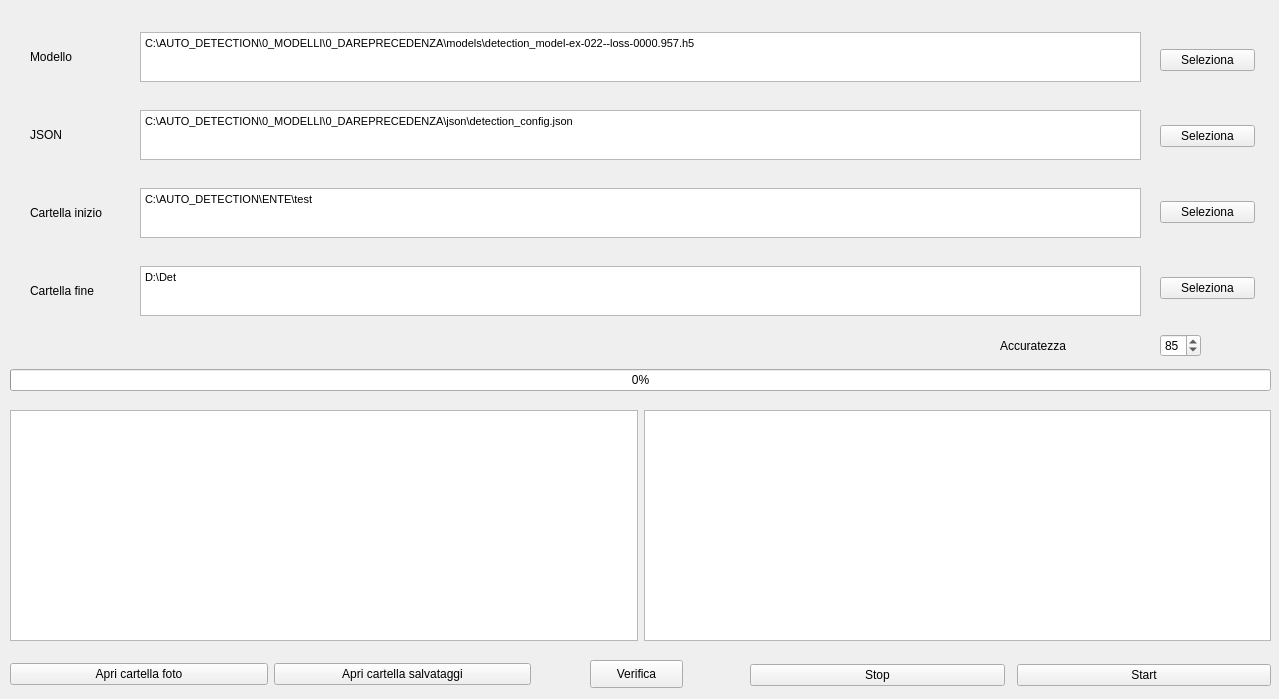
Old version of the form Detecting/guis/home.ui in the repository VullnetVogli/Geo.
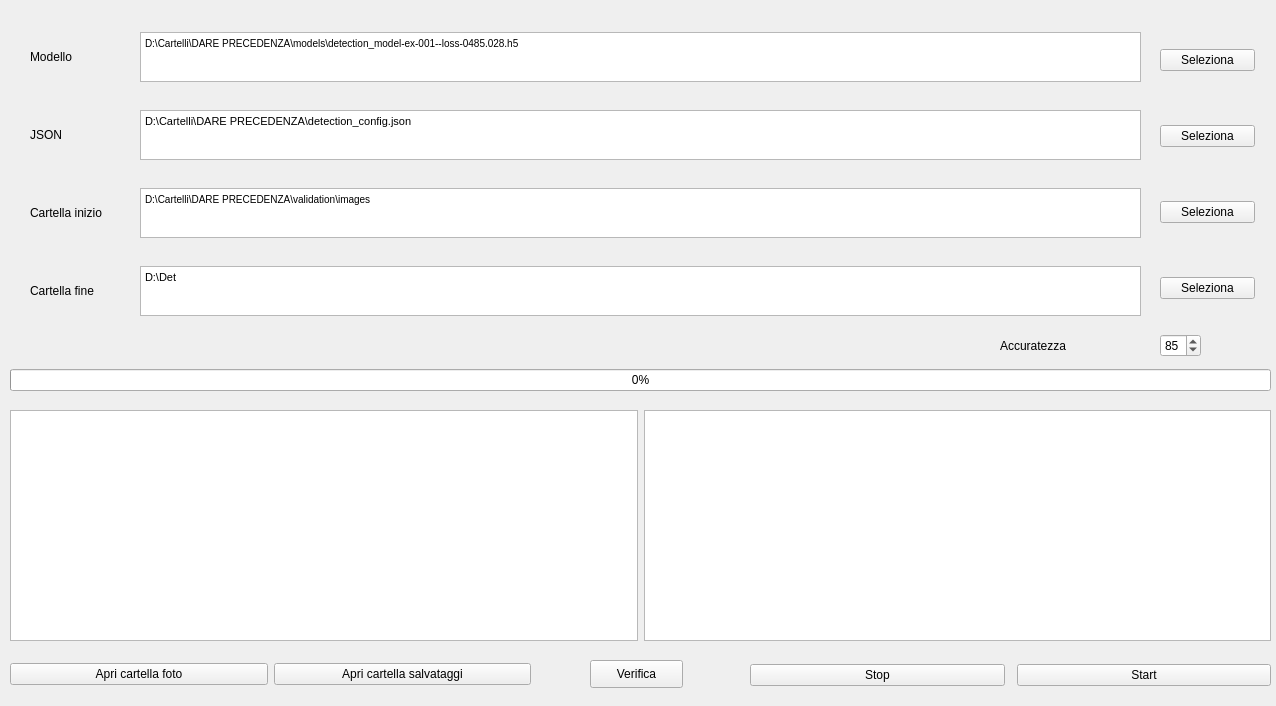
New version of the form.

Diff of the .ui file:
```diff
--- a/Detecting/guis/home.ui
+++ b/Detecting/guis/home.ui
@@ -6,10 +6,22 @@
    <rect>
     <x>0</x>
     <y>0</y>
-    <width>1279</width>
-    <height>699</height>
+    <width>1276</width>
+    <height>706</height>
    </rect>
   </property>
+  <property name="sizePolicy">
+   <sizepolicy hsizetype="Fixed" vsizetype="Fixed">
+    <horstretch>0</horstretch>
+    <verstretch>0</verstretch>
+   </sizepolicy>
+  </property>
+  <property name="maximumSize">
+   <size>
+    <width>16777215</width>
+    <height>16777215</height>
+   </size>
+  </property>
   <property name="windowTitle">
    <string>MainWindow</string>
   </property>
@@ -210,7 +222,7 @@
 &lt;html&gt;&lt;head&gt;&lt;meta name=&quot;qrichtext&quot; content=&quot;1&quot; /&gt;&lt;style type=&quot;text/css&quot;&gt;
 p, li { white-space: pre-wrap; }
 &lt;/style&gt;&lt;/head&gt;&lt;body style=&quot; font-family:'MS Shell Dlg 2'; font-size:7.8pt; font-weight:400; font-style:normal;&quot;&gt;
-&lt;p style=&quot; margin-top:0px; margin-bottom:0px; margin-left:0px; margin-right:0px; -qt-block-indent:0; text-indent:0px;&quot;&gt;&lt;span style=&quot; font-size:8.25pt;&quot;&gt;C:\AUTO_DETECTION\0_MODELLI\0_DAREPRECEDENZA\models\detection_model-ex-022--loss-0000.957.h5&lt;/span&gt;&lt;/p&gt;&lt;/body&gt;&lt;/html&gt;</string>
+&lt;p style=&quot; margin-top:0px; margin-bottom:0px; margin-left:0px; margin-right:0px; -qt-block-indent:0; text-indent:0px;&quot;&gt;D:\Cartelli\DARE PRECEDENZA\models\detection_model-ex-001--loss-0485.028.h5&lt;/p&gt;&lt;/body&gt;&lt;/html&gt;</string>
        </property>
       </widget>
      </item>
@@ -233,7 +245,7 @@
 &lt;html&gt;&lt;head&gt;&lt;meta name=&quot;qrichtext&quot; content=&quot;1&quot; /&gt;&lt;style type=&quot;text/css&quot;&gt;
 p, li { white-space: pre-wrap; }
 &lt;/style&gt;&lt;/head&gt;&lt;body style=&quot; font-family:'MS Shell Dlg 2'; font-size:7.8pt; font-weight:400; font-style:normal;&quot;&gt;
-&lt;p style=&quot; margin-top:0px; margin-bottom:0px; margin-left:0px; margin-right:0px; -qt-block-indent:0; text-indent:0px;&quot;&gt;&lt;span style=&quot; font-size:8.25pt;&quot;&gt;C:\AUTO_DETECTION\0_MODELLI\0_DAREPRECEDENZA\json\detection_config.json&lt;/span&gt;&lt;/p&gt;&lt;/body&gt;&lt;/html&gt;</string>
+&lt;p style=&quot; margin-top:0px; margin-bottom:0px; margin-left:0px; margin-right:0px; -qt-block-indent:0; text-indent:0px;&quot;&gt;&lt;span style=&quot; font-size:8.25pt;&quot;&gt;D:\Cartelli\DARE PRECEDENZA\detection_config.json&lt;/span&gt;&lt;/p&gt;&lt;/body&gt;&lt;/html&gt;</string>
        </property>
       </widget>
      </item>
@@ -250,7 +262,7 @@
 &lt;html&gt;&lt;head&gt;&lt;meta name=&quot;qrichtext&quot; content=&quot;1&quot; /&gt;&lt;style type=&quot;text/css&quot;&gt;
 p, li { white-space: pre-wrap; }
 &lt;/style&gt;&lt;/head&gt;&lt;body style=&quot; font-family:'MS Shell Dlg 2'; font-size:7.8pt; font-weight:400; font-style:normal;&quot;&gt;
-&lt;p style=&quot; margin-top:0px; margin-bottom:0px; margin-left:0px; margin-right:0px; -qt-block-indent:0; text-indent:0px;&quot;&gt;&lt;span style=&quot; font-size:8.25pt;&quot;&gt;C:\AUTO_DETECTION\ENTE\test&lt;/span&gt;&lt;/p&gt;&lt;/body&gt;&lt;/html&gt;</string>
+&lt;p style=&quot; margin-top:0px; margin-bottom:0px; margin-left:0px; margin-right:0px; -qt-block-indent:0; text-indent:0px;&quot;&gt;D:\Cartelli\DARE PRECEDENZA\validation\images&lt;/p&gt;&lt;/body&gt;&lt;/html&gt;</string>
        </property>
       </widget>
      </item>
```
Left out of the diff: 3 changed lines with no effect on the pictures.
